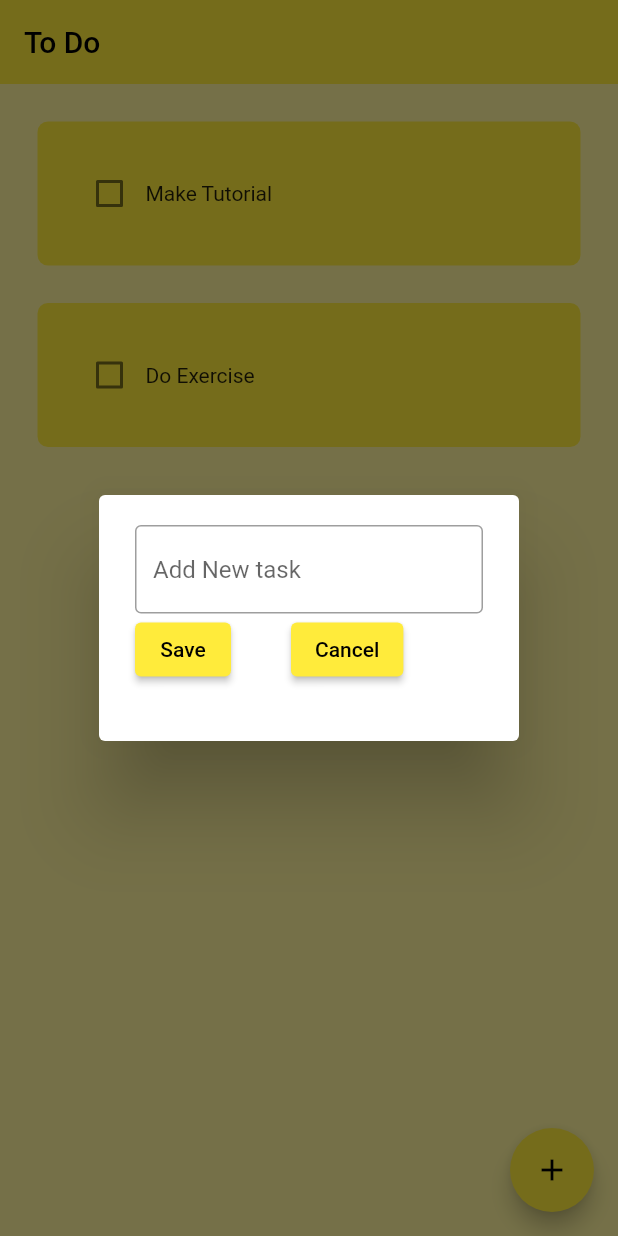
After one commit to Belsinghferrus/ToDo-Flutter, a Flutter app: the screen it shows after launch, after a tap on the "add" icon, on a phone screen of 412 x 824 dp. The commit adds this screen. Run offline on Flutter 3.47's test engine with Material 2 defaults, Android fonts, the phone set to English and light mode, and no system bars.

Commit message:
dialog box

```diff
--- a/lib/pages/home_page.dart
+++ b/lib/pages/home_page.dart
@@ -1,4 +1,5 @@
 import 'package:flutter/material.dart';
+import 'package:todo_app/utils/dialog_box.dart';
 import '../utils/todo_tile.dart';
 
 class HomePage extends StatefulWidget {
@@ -23,6 +24,14 @@ class _HomePageState extends State<HomePage> {
     });
   }
 
+  //New task
+  void createNewTask(){
+    showDialog(context: context, builder: (context){
+      return DialogBox();
+      }
+    );
+  }
+
   @override
   Widget build(BuildContext context) {
     return Scaffold(
@@ -30,6 +39,10 @@ class _HomePageState extends State<HomePage> {
       appBar: AppBar(
         title: Text("To Do"),
         elevation: 0,
+      ),
+      floatingActionButton: FloatingActionButton(
+        child: Icon(Icons.add),
+        onPressed: createNewTask,
       ),
       body: ListView.builder(
         itemCount: toDoList.length,
--- /dev/null
+++ b/lib/utils/dialog_box.dart
@@ -0,0 +1,36 @@
+import 'package:flutter/material.dart';
+import 'package:flutter/services.dart';
+
+class DialogBox extends StatelessWidget {
+  const DialogBox({Key? key}) : super(key: key);
+
+  @override
+  Widget build(BuildContext context) {
+    return AlertDialog(
+    content: Container(
+    height: 120,
+      child: Column(
+        children: [
+
+          //user input
+          TextField(
+            decoration: InputDecoration(
+              border: OutlineInputBorder(),
+              hintText: "Add New task"
+            ),
+          ),
+
+          //Button --> Save + Cancel
+          Row(
+            children: [
+              ElevatedButton(onPressed: (){}, child: Text("Save")),
+              Padding(padding: EdgeInsets.all(20)),
+              ElevatedButton(onPressed: (){}, child: Text("Cancel")),
+            ],
+          )
+        ],
+      ),
+    ),
+    );
+  }
+}
```
Also changed, not shown: lib/utils/my_button.dart (added, +22 -0 lines).
